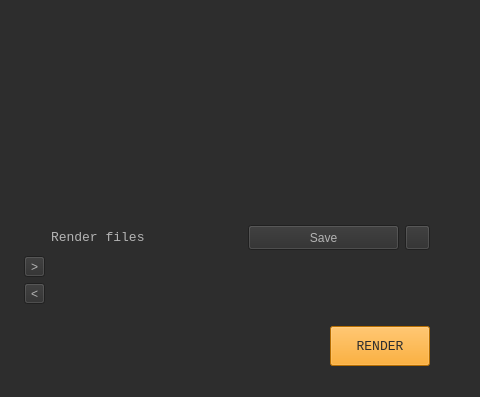
This is python/BlackPepper/ui/mvc_main_3.ui in NetflixVFX-Ac/BlackPepper as Qt 5 draws it before an edit; both pictures show x 584 to 1064 and y 0 to 397 of the 1064 by 600 pixel window. The edited form follows.
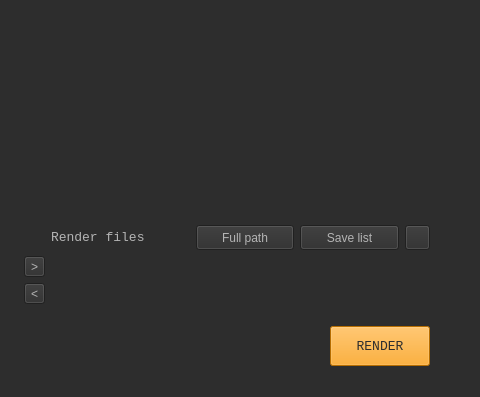
This is the edited form. Icons and pictures are not drawn.

```diff
--- a/python/BlackPepper/ui/mvc_main_3.ui
+++ b/python/BlackPepper/ui/mvc_main_3.ui
@@ -333,6 +333,25 @@
               </property>
              </spacer>
             </item>
+            <item>
+             <widget class="QPushButton" name="path_btn">
+              <property name="minimumSize">
+               <size>
+                <width>0</width>
+                <height>25</height>
+               </size>
+              </property>
+              <property name="maximumSize">
+               <size>
+                <width>16777215</width>
+                <height>25</height>
+               </size>
+              </property>
+              <property name="text">
+               <string>Full path</string>
+              </property>
+             </widget>
+            </item>
             <item>
              <widget class="QPushButton" name="save_btn">
               <property name="minimumSize">
@@ -348,7 +367,7 @@
                </size>
               </property>
               <property name="text">
-               <string>Save</string>
+               <string>Save list</string>
               </property>
              </widget>
             </item>
```
